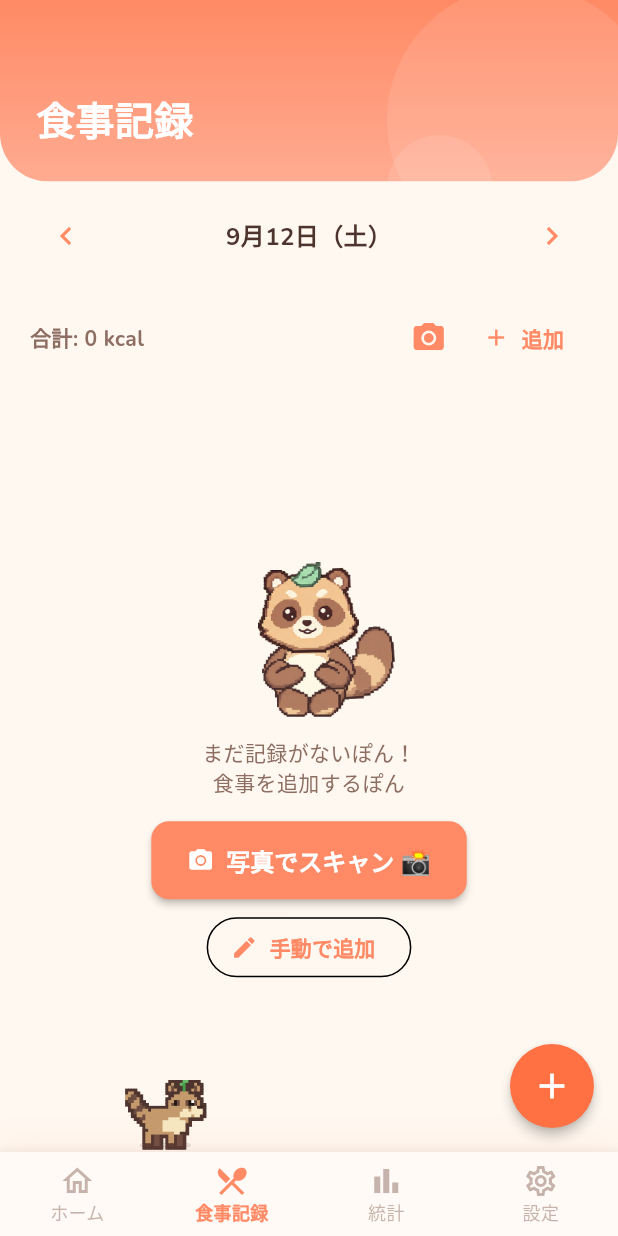
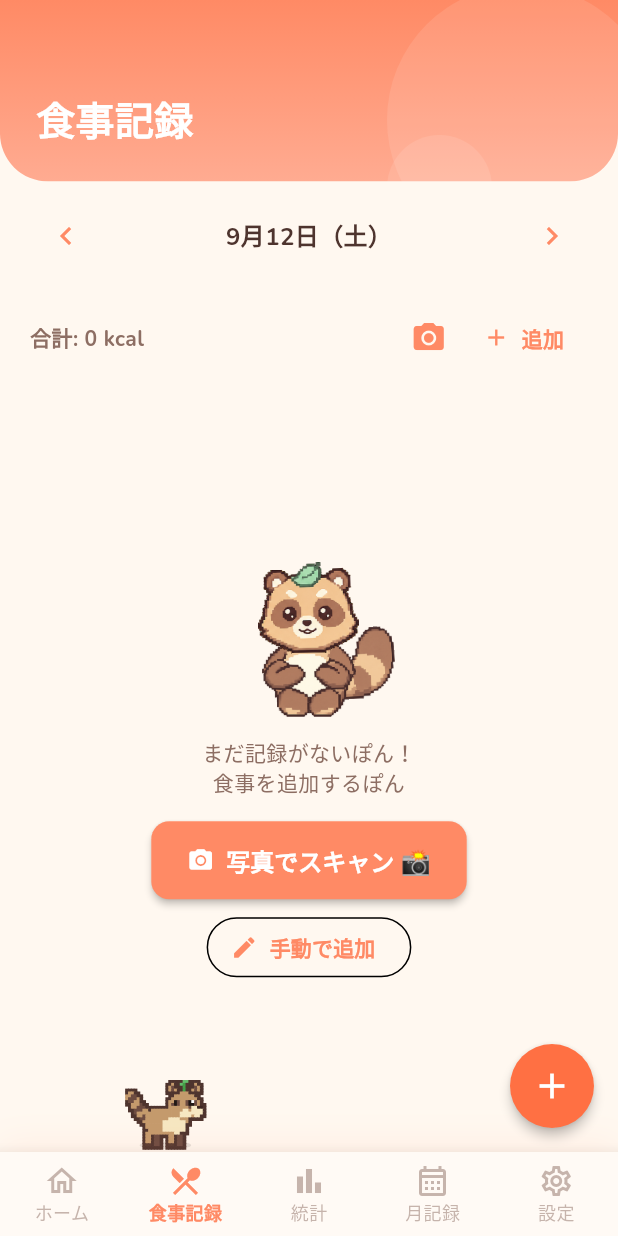
Before and after one commit to arare2-star/dos_diet, a Flutter app: the screen it shows after launch, scrolled down 293 dp, after a tap on the "add" icon, on a phone screen of 412 x 824 dp. Run offline on Flutter 3.47's test engine with Material 3 defaults, Android fonts, the phone set to English and light mode, and no system bars; our stand-ins replace audioplayers, fl_chart, flutter_dotenv, flutter_local_notifications, flutter_timezone, google_fonts and 5 more; missing offline and left inert: home_widget.

Commit message:
週間カロリー推移を折れ線に変更、月記録タブ（カレンダー）を追加
- 統計: 棒グラフ→折れ線（未記録日は線を切る、今日の点はアクセント色、タップでkcal表示）
- 月記録タブ新設: 月間サマリー（記録日数/目標内日数/平均）、カレンダー（日別kcal・体重・目標内/オーバー色分け）、日タップで食事一覧

Co-Authored-By: Claude Opus 5 <noreply@anthropic.com>
Claude-Session: https://claude.ai/code/session_01Hk3fMrW56cRG4SKfVb3zLs

```diff
--- a/lib/main.dart
+++ b/lib/main.dart
@@ -10,6 +10,7 @@ import 'services/subscription_service.dart';
 import 'screens/home_screen.dart';
 import 'screens/food_log_screen.dart';
 import 'screens/stats_screen.dart';
+import 'screens/monthly_screen.dart';
 import 'screens/settings_screen.dart';
 import 'screens/imashime_report_screen.dart';
 import 'widgets/mini_tanuki.dart';
@@ -130,6 +131,7 @@ class _MainScreenState extends State<MainScreen> {
   final GlobalKey<HomeScreenState> _homeKey = GlobalKey<HomeScreenState>();
   final GlobalKey<FoodLogScreenState> _foodLogKey = GlobalKey<FoodLogScreenState>();
   final GlobalKey<StatsScreenState> _statsKey = GlobalKey<StatsScreenState>();
+  final GlobalKey<MonthlyScreenState> _monthlyKey = GlobalKey<MonthlyScreenState>();
 
   late final List<Widget> _screens;
 
@@ -149,6 +151,10 @@ class _MainScreenState extends State<MainScreen> {
       ),
       StatsScreen(
         key: _statsKey,
+        storageService: widget.storageService,
+      ),
+      MonthlyScreen(
+        key: _monthlyKey,
         storageService: widget.storageService,
       ),
       SettingsScreen(
@@ -177,6 +183,9 @@ class _MainScreenState extends State<MainScreen> {
         break;
       case 2:
         _statsKey.currentState?.refresh();
+        break;
+      case 3:
+        _monthlyKey.currentState?.refresh();
         break;
     }
   }
@@ -232,6 +241,11 @@ class _MainScreenState extends State<MainScreen> {
               label: '統計',
             ),
             BottomNavigationBarItem(
+              icon: Icon(Icons.calendar_month_outlined),
+              activeIcon: Icon(Icons.calendar_month),
+              label: '月記録',
+            ),
+            BottomNavigationBarItem(
               icon: Icon(Icons.settings_outlined),
               activeIcon: Icon(Icons.settings),
               label: '設定',
--- /dev/null
+++ b/lib/screens/monthly_screen.dart
@@ -0,0 +1,414 @@
+import 'package:flutter/material.dart';
+import 'package:google_fonts/google_fonts.dart';
+import 'package:intl/intl.dart';
+import '../models/food_entry.dart';
+import '../services/storage_service.dart';
+import '../theme.dart';
+import '../widgets/ui.dart';
+
+/// 月記録タブ: 1か月をカレンダー形式で振り返る。
+/// 日ごとの合計kcalと目標内/オーバーを色で示し、タップでその日の食事一覧を出す
+class MonthlyScreen extends StatefulWidget {
+  final StorageService storageService;
+
+  const MonthlyScreen({super.key, required this.storageService});
+
+  @override
+  State<MonthlyScreen> createState() => MonthlyScreenState();
+}
+
+class MonthlyScreenState extends State<MonthlyScreen> {
+  static const _weekdayLabels = ['月', '火', '水', '木', '金', '土', '日'];
+
+  late DateTime _month; // 表示中の月（1日固定）
+  DateTime? _selectedDay;
+  late int _calorieGoal;
+  late Map<int, int> _dayTotals; // 日 → 合計kcal（記録がある日だけ）
+  late Map<int, double> _dayWeights; // 日 → 体重（記録がある日だけ）
+
+  @override
+  void initState() {
+    super.initState();
+    final now = DateTime.now();
+    _month = DateTime(now.year, now.month);
+    _selectedDay = DateTime(now.year, now.month, now.day);
+    refresh();
+  }
+
+  void refresh() {
+    _calorieGoal = widget.storageService.getCalorieGoal();
+    _dayTotals = {};
+    _dayWeights = {};
+    final days = DateUtils.getDaysInMonth(_month.year, _month.month);
+    for (var d = 1; d <= days; d++) {
+      final date = DateTime(_month.year, _month.month, d);
+      final total = widget.storageService.getTotalCaloriesForDate(date);
+      if (total > 0) _dayTotals[d] = total;
+      final w = widget.storageService.getWeightForDate(date);
+      if (w != null) _dayWeights[d] = w.weight;
+    }
+    setState(() {});
+  }
+
+  bool get _isCurrentMonth {
+    final now = DateTime.now();
+    return _month.year == now.year && _month.month == now.month;
+  }
+
+  void _changeMonth(int delta) {
+    final next = DateTime(_month.year, _month.month + delta);
+    final now = DateTime.now();
+    if (next.isAfter(DateTime(now.year, now.month))) return; // 未来の月は出さない
+    _month = next;
+    _selectedDay = null;
+    refresh();
+  }
+
+  @override
+  Widget build(BuildContext context) {
+    return SingleChildScrollView(
+      child: Column(
+        children: [
+          const GradientHeader(title: '月記録'),
+          Padding(
+            padding: const EdgeInsets.fromLTRB(20, 20, 20, 110),
+            child: Column(
+              children: [
+                _buildMonthNav(),
+                const SizedBox(height: 16),
+                _buildSummary(),
+                const SizedBox(height: 20),
+                _buildCalendar(),
+                if (_selectedDay != null) ...[
+                  const SizedBox(height: 20),
+                  _buildDayDetail(_selectedDay!),
+                ],
+              ],
+            ),
+          ),
+        ],
+      ),
+    );
+  }
+
+  Widget _buildMonthNav() {
+    return Row(
+      mainAxisAlignment: MainAxisAlignment.spaceBetween,
+      children: [
+        IconButton(
+          onPressed: () => _changeMonth(-1),
+          icon: const Icon(Icons.chevron_left, color: AppTheme.primary),
+        ),
+        Text(
+          DateFormat('yyyy年M月').format(_month),
+          style: GoogleFonts.nunito(
+            fontSize: 18,
+            fontWeight: FontWeight.w700,
+            color: AppTheme.textPrimary,
+          ),
+        ),
+        IconButton(
+          onPressed: _isCurrentMonth ? null : () => _changeMonth(1),
+          icon: Icon(
+            Icons.chevron_right,
+            color: _isCurrentMonth
+                ? AppTheme.textSecondary.withValues(alpha: 0.3)
+                : AppTheme.primary,
+          ),
+        ),
+      ],
+    );
+  }
+
+  Widget _buildSummary() {
+    final recorded = _dayTotals.length;
+    final within = _dayTotals.values.where((c) => c <= _calorieGoal).length;
+    final average = recorded == 0
+        ? 0
+        : _dayTotals.values.fold(0, (s, c) => s + c) ~/ recorded;
+
+    return AppCard(
+      child: Column(
+        children: [
+          Text(
+            '月間サマリー',
+            style: GoogleFonts.nunito(
+              fontSize: 16,
+              fontWeight: FontWeight.w700,
+              color: AppTheme.textPrimary,
+            ),
+          ),
+          const SizedBox(height: 16),
+          Row(
+            mainAxisAlignment: MainAxisAlignment.spaceAround,
+            children: [
+              _statItem('記録した日', '$recorded日'),
+              _statItem('目標内の日', '$within日'),
+              _statItem('1日平均', '$average kcal'),
+            ],
+          ),
+        ],
+      ),
+    );
+  }
+
+  Widget _statItem(String label, String value) {
+    return Column(
+      children: [
+        Text(
+          value,
+          style: GoogleFonts.nunito(
+            fontSize: 18,
+            fontWeight: FontWeight.w800,
+            color: AppTheme.primary,
+          ),
+        ),
+        const SizedBox(height: 4),
+        Text(
+          label,
+          style: GoogleFonts.nunito(
+            fontSize: 12,
+            color: AppTheme.textSecondary,
+          ),
+        ),
+      ],
+    );
+  }
+
+  Widget _buildCalendar() {
+    final daysInMonth = DateUtils.getDaysInMonth(_month.year, _month.month);
+    final leading = _month.weekday - 1; // 月曜始まり。1日の前に入れる空セル数
+    final today = DateUtils.dateOnly(DateTime.now());
+
+    final cells = <Widget>[
+      for (var i = 0; i < leading; i++) const SizedBox(),
+      for (var d = 1; d <= daysInMonth; d++)
+        _buildDayCell(DateTime(_month.year, _month.month, d), today),
+    ];
+
+    return AppCard(
+      padding: const EdgeInsets.fromLTRB(12, 16, 12, 12),
+      child: Column(
+        children: [
+          Row(
+            children: _weekdayLabels
+                .map((l) => Expanded(
+                      child: Center(
+                        child: Text(
+                          l,
+                          style: GoogleFonts.nunito(
+                            fontSize: 12,
+                            fontWeight: FontWeight.w700,
+                            color: AppTheme.textSecondary,
+                          ),
+                        ),
+                      ),
+                    ))
+                .toList(),
+          ),
+          const SizedBox(height: 4),
+          GridView.count(
+            crossAxisCount: 7,
+            shrinkWrap: true,
+            // 指定しないとセーフエリア分の余白が上下に自動で入ってしまう
+            padding: EdgeInsets.zero,
+            physics: const NeverScrollableScrollPhysics(),
+            mainAxisSpacing: 4,
+            crossAxisSpacing: 4,
+            childAspectRatio: 0.9,
+            children: cells,
+          ),
+          const SizedBox(height: 12),
+          Row(
+            mainAxisAlignment: MainAxisAlignment.center,
+            children: [
+              _legend(AppTheme.success, '目標内'),
+              const SizedBox(width: 16),
+              _legend(AppTheme.danger, 'オーバー'),
+            ],
+          ),
+        ],
+      ),
+    );
+  }
+
+  Widget _legend(Color color, String label) {
+    return Row(
+      children: [
+        Container(
+          width: 10,
+          height: 10,
+          decoration: BoxDecoration(
+            color: color.withValues(alpha: 0.35),
+            borderRadius: BorderRadius.circular(3),
+          ),
+        ),
+        const SizedBox(width: 6),
+        Text(
+          label,
+          style: GoogleFonts.nunito(
+            fontSize: 11,
+            color: AppTheme.textSecondary,
+          ),
+        ),
+      ],
+    );
+  }
+
+  Widget _buildDayCell(DateTime date, DateTime today) {
+    final total = _dayTotals[date.day];
+    final weight = _dayWeights[date.day];
+    final isFuture = date.isAfter(today);
+    final isToday = DateUtils.isSameDay(date, today);
+    final isSelected =
+        _selectedDay != null && DateUtils.isSameDay(date, _selectedDay);
+
+    Color? fill;
+    if (total != null) {
+      fill = (total <= _calorieGoal ? AppTheme.success : AppTheme.danger)
+          .withValues(alpha: 0.18);
+    }
+
+    return GestureDetector(
+      onTap: isFuture ? null : () => setState(() => _selectedDay = date),
+      child: Container(
+        decoration: BoxDecoration(
+          color: fill,
+          borderRadius: BorderRadius.circular(10),
+          border: Border.all(
+            color: isSelected
+                ? AppTheme.primary
+                : isToday
+                    ? AppTheme.accent.withValues(alpha: 0.6)
+                    : Colors.transparent,
+            width: isSelected ? 2 : 1.5,
+          ),
+        ),
+        child: Column(
+          mainAxisAlignment: MainAxisAlignment.center,
+          children: [
+            Text(
+              '${date.day}',
+              style: GoogleFonts.nunito(
+                fontSize: 13,
+                fontWeight: isToday ? FontWeight.w800 : FontWeight.w600,
+                color: isFuture
+                    ? AppTheme.textSecondary.withValues(alpha: 0.3)
+                    : AppTheme.textPrimary,
+              ),
+            ),
+            if (total != null)
+              Text(
+                '$total',
+                style: GoogleFonts.nunito(
+                  fontSize: 9,
+                  fontWeight: FontWeight.w700,
+                  color: AppTheme.textSecondary,
+                ),
+              ),
+            if (weight != null)
+              Text(
+                '${weight.toStringAsFixed(1)}kg',
+                style: GoogleFonts.nunito(
+                  fontSize: 8,
+                  fontWeight: FontWeight.w700,
+                  color: AppTheme.accent,
+                ),
+              ),
+          ],
+        ),
+      ),
+    );
+  }
+
+  Widget _buildDayDetail(DateTime date) {
+    final entries = widget.storageService.getFoodEntriesForDate(date)
+      ..sort((a, b) => a.dateTime.compareTo(b.dateTime));
+    final total = entries.fold(0, (s, e) => s + e.calories);
+    final weight = widget.storageService.getWeightForDate(date);
+
+    return AppCard(
+      child: Column(
+        crossAxisAlignment: CrossAxisAlignment.start,
+        children: [
+          Row(
+            mainAxisAlignment: MainAxisAlignment.spaceBetween,
+            children: [
+              Text(
+                DateFormat('M月d日（E）', 'ja').format(date),
+                style: GoogleFonts.nunito(
+                  fontSize: 16,
+                  fontWeight: FontWeight.w700,
+                  color: AppTheme.textPrimary,
+                ),
+              ),
+              if (entries.isNotEmpty)
+                Text(
+                  '$total kcal',
+                  style: GoogleFonts.nunito(
+                    fontSize: 16,
+                    fontWeight: FontWeight.w800,
+                    color: total <= _calorieGoal
+                        ? AppTheme.success
+                        : AppTheme.danger,
+                  ),
+                ),
+            ],
+          ),
+          if (weight != null) ...[
+            const SizedBox(height: 4),
+            Text(
+              '体重 ${weight.weight.toStringAsFixed(1)} kg',
+              style: GoogleFonts.nunito(
+                fontSize: 12,
+                color: AppTheme.textSecondary,
+              ),
+            ),
+          ],
+          const SizedBox(height: 12),
+          if (entries.isEmpty)
+            Text(
+              'この日は記録がないぽん',
+              style: GoogleFonts.nunito(
+                fontSize: 13,
+                color: AppTheme.textSecondary,
+              ),
+            )
+          else
+            ...entries.map(_buildEntryRow),
+        ],
+      ),
+    );
+  }
+
+  Widget _buildEntryRow(FoodEntry entry) {
+    return Padding(
+      padding: const EdgeInsets.symmetric(vertical: 6),
+      child: Row(
+        children: [
+          MealIcon(type: entry.type, size: 32),
+          const SizedBox(width: 12),
+          Expanded(
+            child: Text(
+              entry.name,
+              overflow: TextOverflow.ellipsis,
+              style: GoogleFonts.nunito(
+                fontSize: 14,
+                fontWeight: FontWeight.w600,
+                color: AppTheme.textPrimary,
+              ),
+            ),
+          ),
+          Text(
+            '${entry.calories} kcal',
+            style: GoogleFonts.nunito(
+              fontSize: 14,
+              fontWeight: FontWeight.w700,
+              color: AppTheme.textPrimary,
+            ),
+          ),
+        ],
+      ),
+    );
+  }
+}
--- a/lib/screens/stats_screen.dart
+++ b/lib/screens/stats_screen.dart
@@ -277,16 +277,32 @@ class StatsScreenState extends State<StatsScreen> {
           const SizedBox(height: 20),
           SizedBox(
             height: 200,
-            child: BarChart(
-              BarChartData(
-                alignment: BarChartAlignment.spaceAround,
+            child: LineChart(
+              LineChartData(
+                minY: 0,
                 maxY: maxCalories * 1.2,
-                barTouchData: BarTouchData(enabled: false),
+                minX: 0,
+                maxX: 6,
+                lineTouchData: LineTouchData(
+                  touchTooltipData: LineTouchTooltipData(
+                    getTooltipItems: (touchedSpots) => touchedSpots
+                        .map((spot) => LineTooltipItem(
+                              '${spot.y.toInt()} kcal',
+                              GoogleFonts.nunito(
+                                color: Colors.white,
+                                fontWeight: FontWeight.w700,
+                                fontSize: 13,
+                              ),
+                            ))
+                        .toList(),
+                  ),
+                ),
                 titlesData: FlTitlesData(
                   show: true,
                   bottomTitles: AxisTitles(
                     sideTitles: SideTitles(
                       showTitles: true,
+                      interval: 1,
                       getTitlesWidget: (value, meta) {
                         final index = value.toInt();
                         if (index >= 0 && index < _weekDayLabels.length) {
@@ -312,24 +328,47 @@ class StatsScreenState extends State<StatsScreen> {
                   rightTitles: const AxisTitles(
                       sideTitles: SideTitles(showTitles: false)),
                 ),
-                gridData: const FlGridData(show: false),
+                gridData: FlGridData(
+                  show: true,
+                  drawVerticalLine: false,
+                  getDrawingHorizontalLine: (value) => FlLine(
+                    color: AppTheme.surface,
+                    strokeWidth: 1,
+                  ),
+                ),
                 borderData: FlBorderData(show: false),
-                barGroups: _weeklyCalories.asMap().entries.map((entry) {
-                  final isToday = entry.key == 6;
-                  return BarChartGroupData(
-                    x: entry.key,
-                    barRods: [
-                      BarChartRodData(
-                        toY: entry.value.toDouble(),
-                        color: isToday ? AppTheme.accent : AppTheme.primary,
-                        width: 24,
-                        borderRadius: const BorderRadius.vertical(
-                          top: Radius.circular(8),
-                        ),
+                lineBarsData: [
+                  LineChartBarData(
+                    // 記録がない日は0に落とさず線を切る（食べてないのではなく未記録なので）
+                    spots: _weeklyCalories.asMap().entries.map((entry) {
+                      return entry.value > 0
+                          ? FlSpot(entry.key.toDouble(), entry.value.toDouble())
+                          : FlSpot.nullSpot;
+                    }).toList(),
+                    isCurved: true,
+                    preventCurveOverShooting: true,
+                    color: AppTheme.primary,
+                    barWidth: 3,
+                    isStrokeCapRound: true,
+                    dotData: FlDotData(
+                      show: true,
+                      getDotPainter: (spot, percent, barData, index) =>
+                          FlDotCirclePainter(
+                        radius: 5,
+                        color: Colors.white,
+                        strokeWidth: 2.5,
+                        // 今日だけアクセント色（棒グラフ時代と同じ扱い）
+                        strokeColor: spot.x.toInt() == 6
+                            ? AppTheme.accent
+                            : AppTheme.primary,
                       ),
-                    ],
-                  );
-                }).toList(),
+                    ),
+                    belowBarData: BarAreaData(
+                      show: true,
+                      color: AppTheme.primary.withValues(alpha: 0.1),
+                    ),
+                  ),
+                ],
                 extraLinesData: ExtraLinesData(
                   horizontalLines: [
                     HorizontalLine(
```
